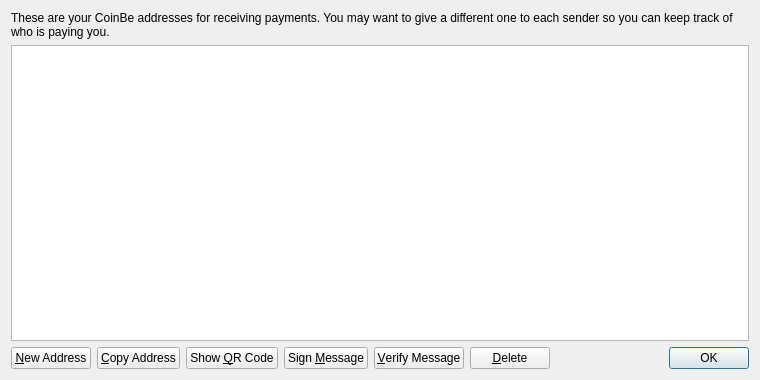
This is src/qt/forms/addressbookpage.ui in coin-be/core as Qt 5 draws it before an edit. The edited form follows.
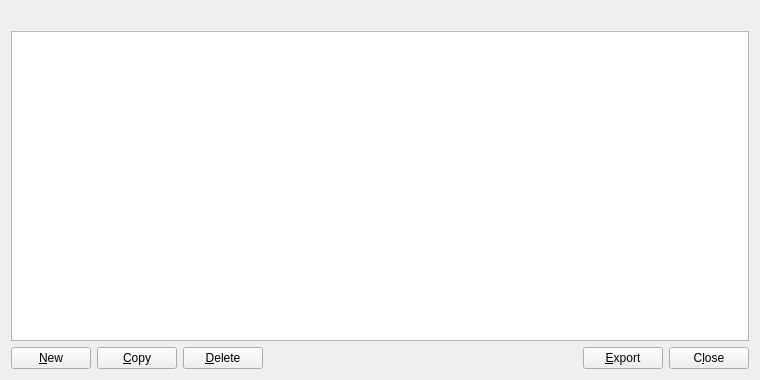
This is the edited form. Icons and pictures are not drawn.

Commit message: Rebase coin to new version

The edit to the form file:
```diff
--- a/src/qt/forms/addressbookpage.ui
+++ b/src/qt/forms/addressbookpage.ui
@@ -16,9 +16,6 @@
   <layout class="QVBoxLayout" name="verticalLayout">
    <item>
     <widget class="QLabel" name="labelExplanation">
-     <property name="text">
-      <string>These are your CoinBe addresses for receiving payments. You may want to give a different one to each sender so you can keep track of who is paying you.</string>
-     </property>
      <property name="textFormat">
       <enum>Qt::PlainText</enum>
      </property>
@@ -38,6 +35,9 @@
      <property name="tabKeyNavigation">
       <bool>false</bool>
      </property>
+     <property name="alternatingRowColors">
+      <bool>true</bool>
+     </property>
      <property name="selectionMode">
       <enum>QAbstractItemView::SingleSelection</enum>
      </property>
@@ -60,7 +60,14 @@
         <string>Create a new address</string>
        </property>
        <property name="text">
-        <string>&amp;New Address</string>
+        <string>&amp;New</string>
+       </property>
+       <property name="icon">
+        <iconset resource="../bitcoin.qrc">
+         <normaloff>:/icons/add</normaloff>:/icons/add</iconset>
+       </property>
+       <property name="autoDefault">
+        <bool>false</bool>
        </property>
       </widget>
      </item>
@@ -70,45 +77,32 @@
         <string>Copy the currently selected address to the system clipboard</string>
        </property>
        <property name="text">
-        <string>&amp;Copy Address</string>
+        <string>&amp;Copy</string>
        </property>
-      </widget>
-     </item>
-     <item>
-      <widget class="QPushButton" name="showQRCode">
-       <property name="text">
-        <string>Show &amp;QR Code</string>
+       <property name="icon">
+        <iconset resource="../bitcoin.qrc">
+         <normaloff>:/icons/editcopy</normaloff>:/icons/editcopy</iconset>
        </property>
-      </widget>
-     </item>
-     <item>
-      <widget class="QPushButton" name="signMessage">
-       <property name="toolTip">
-        <string>Sign a message to prove you own a CoinBe address</string>
+       <property name="autoDefault">
+        <bool>false</bool>
        </property>
-       <property name="text">
-        <string>Sign &amp;Message</string>
-       </property>
       </widget>
      </item>
      <item>
-      <widget class="QPushButton" name="verifyMessage">
-       <property name="toolTip">
-        <string>Verify a message to ensure it was signed with a specified CoinBe address</string>
-       </property>
-       <property name="text">
-        <string>&amp;Verify Message</string>
-       </property>
-      </widget>
-     </item>
-     <item>
-      <widget class="QPushButton" name="deleteButton">
+      <widget class="QPushButton" name="deleteAddress">
        <property name="toolTip">
         <string>Delete the currently selected address from the list</string>
        </property>
        <property name="text">
         <string>&amp;Delete</string>
        </property>
+       <property name="icon">
+        <iconset resource="../bitcoin.qrc">
+         <normaloff>:/icons/remove</normaloff>:/icons/remove</iconset>
+       </property>
+       <property name="autoDefault">
+        <bool>false</bool>
+       </property>
       </widget>
      </item>
      <item>
@@ -125,15 +119,35 @@
       </spacer>
      </item>
      <item>
-      <widget class="QDialogButtonBox" name="buttonBox">
+      <widget class="QPushButton" name="exportButton">
+       <property name="toolTip">
+        <string>Export the data in the current tab to a file</string>
+       </property>
+       <property name="text">
+        <string>&amp;Export</string>
+       </property>
+       <property name="icon">
+        <iconset resource="../bitcoin.qrc">
+         <normaloff>:/icons/export</normaloff>:/icons/export</iconset>
+       </property>
+       <property name="autoDefault">
+        <bool>false</bool>
+       </property>
+      </widget>
+     </item>
+     <item>
+      <widget class="QPushButton" name="closeButton">
        <property name="sizePolicy">
-        <sizepolicy hsizetype="Maximum" vsizetype="Fixed">
+        <sizepolicy hsizetype="Minimum" vsizetype="Minimum">
          <horstretch>0</horstretch>
          <verstretch>0</verstretch>
         </sizepolicy>
        </property>
-       <property name="standardButtons">
-        <set>QDialogButtonBox::Ok</set>
+       <property name="text">
+        <string>C&amp;lose</string>
+       </property>
+       <property name="autoDefault">
+        <bool>false</bool>
        </property>
       </widget>
      </item>
```
Left out of the diff: 9 changed lines with no effect on the pictures. The commit also changes 1477 other files.
